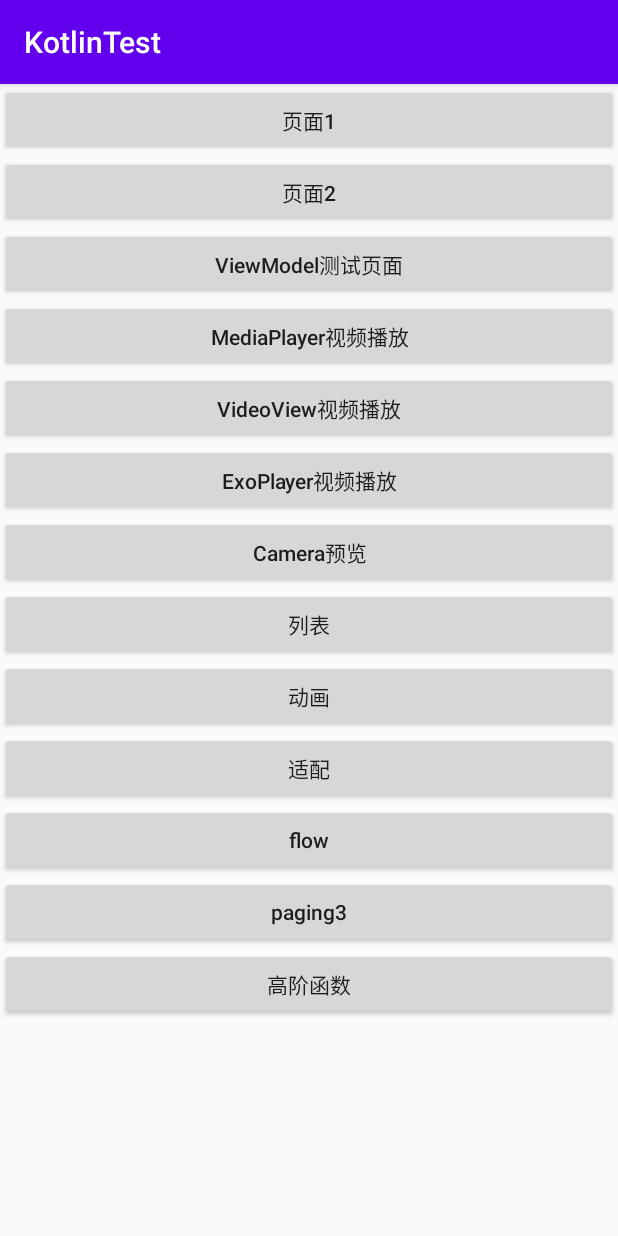
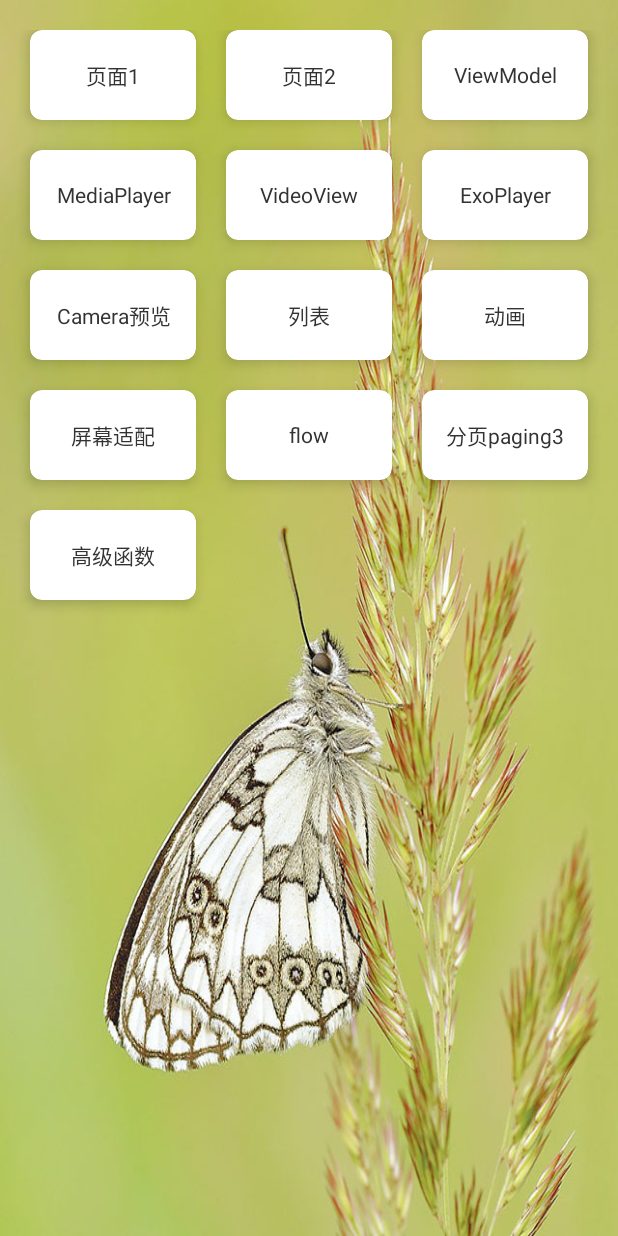
Before and after one commit to zhp475433752/KotlinTest, an Android app: the screen it shows after launch (MainActivity), on a phone screen of 412 x 824 dp. Run offline under Robolectric (Android 15) with nearby library versions, the phone set to English and light mode, and no system bars; libraries missing offline, so code that uses them is left out: com.alibaba.fastjson; 3 statements that could not run were skipped.

Commit message:
1.首页改造为沉浸式 2.首页改为列表Diff实现

```diff
--- a/app/src/main/AndroidManifest.xml
+++ b/app/src/main/AndroidManifest.xml
@@ -111,7 +111,9 @@
         <activity android:name=".Page2Activity" />
         <activity android:name=".Page1Activity" />
         <activity android:name=".proxy.ProxyActivity" />
-        <activity android:name=".MainActivity">
+        <activity android:name=".MainActivity"
+            android:theme="@style/Theme.AppCompat.NoActionBar"
+            >
             <intent-filter>
                 <action android:name="android.intent.action.MAIN" />
 
--- a/app/src/main/java/com/zwwl/kotlintest/MainActivity.kt
+++ b/app/src/main/java/com/zwwl/kotlintest/MainActivity.kt
@@ -1,8 +1,7 @@
 package com.zwwl.kotlintest
 
 import android.content.Intent
-import android.content.pm.ActivityInfo
-import android.os.Build
+import android.graphics.Color
 import android.os.Bundle
 import android.os.Handler
 import android.os.Message
@@ -34,6 +33,13 @@ class MainActivity : AppCompatActivity() {
     override fun onCreate(savedInstanceState: Bundle?) {
         super.onCreate(savedInstanceState)
         setContentView(R.layout.activity_main)
+        window.statusBarColor = Color.TRANSPARENT
+        // Hide the status bar.
+//        window.decorView.systemUiVisibility = View.SYSTEM_UI_FLAG_FULLSCREEN
+        // Remember that you should never show the action bar if the
+        // status bar is hidden, so hide that too if necessary.
+        actionBar?.hide()
+
         Log.d(TAG, "========onCreate")
 
         val human = Human(Gender.MALE)
@@ -86,23 +92,26 @@ class MainActivity : AppCompatActivity() {
     }
 
     private fun initView() {
-        button1.setOnClickListener {
-//            onToast()
-            onStartPage()
-        }
 
-        button2.setOnClickListener { startActivity(Intent(this, Page2Activity::class.java)) }
-        button3.setOnClickListener { startActivity(Intent(this, MainActivity2::class.java)) }
-        button4.setOnClickListener { startActivity(Intent(this, MediaPlayerActivity::class.java)) }
-        button5.setOnClickListener { startActivity(Intent(this, VideoViewActivity::class.java)) }
-        button6.setOnClickListener { startActivity(Intent(this, ExoPlayerActivity::class.java)) }
-        button7.setOnClickListener { startActivity(Intent(this, CameraActivity::class.java)) }
-        button8.setOnClickListener { startActivity(Intent(this, ListActivity::class.java)) }
-        button9.setOnClickListener { startActivity(Intent(this, MainAnimActivity::class.java)) }
-        button10.setOnClickListener { startActivity(Intent(this, AdaptationActivity::class.java)) }
-        button11.setOnClickListener { startActivity(Intent(this, FlowTestActivity::class.java)) }
-        button12.setOnClickListener { startActivity(Intent(this, Paging3Activity::class.java)) }
-        button13.setOnClickListener { startActivity(Intent(this, FuncActivity::class.java)) }
+        val adapter = MainAdapter()
+        main_recycler_view.adapter = adapter
+
+        val list: MutableList<MainBean> = mutableListOf()
+        list.add(MainBean("页面1", this::onStartPage))
+        list.add(MainBean("页面2") { startActivity(Intent(this, Page2Activity::class.java)) })
+        list.add(MainBean("ViewModel")  { startActivity(Intent(this, MainActivity2::class.java)) })
+        list.add(MainBean("MediaPlayer") { startActivity(Intent(this, MediaPlayerActivity::class.java)) })
+        list.add(MainBean("VideoView")  { startActivity(Intent(this, VideoViewActivity::class.java)) })
+        list.add(MainBean("ExoPlayer")  { startActivity(Intent(this, ExoPlayerActivity::class.java)) })
+        list.add(MainBean("Camera预览")  { startActivity(Intent(this, CameraActivity::class.java)) })
+        list.add(MainBean("列表")  { startActivity(Intent(this, ListActivity::class.java)) })
+        list.add(MainBean("动画") { startActivity(Intent(this, MainAnimActivity::class.java)) })
+        list.add(MainBean("屏幕适配") { startActivity(Intent(this, AdaptationActivity::class.java)) })
+        list.add(MainBean("flow")  { startActivity(Intent(this, FlowTestActivity::class.java)) })
+        list.add(MainBean("分页paging3")  { startActivity(Intent(this, Paging3Activity::class.java)) })
+        list.add(MainBean("高级函数")  { startActivity(Intent(this, FuncActivity::class.java)) })
+
+        adapter.submitList(list)
 
         threadTest()
     }
--- /dev/null
+++ b/app/src/main/java/com/zwwl/kotlintest/MainAdapter.kt
@@ -0,0 +1,45 @@
+package com.zwwl.kotlintest
+
+import android.view.LayoutInflater
+import android.view.View
+import android.view.ViewGroup
+import android.widget.TextView
+import androidx.recyclerview.widget.DiffUtil
+import androidx.recyclerview.widget.ListAdapter
+import androidx.recyclerview.widget.RecyclerView
+
+/**
+ * Created by zhanghuipeng on 2022/11/18.
+ */
+class MainAdapter : ListAdapter<MainBean, MainAdapter.MainViewHolder>(MainDiffCallback()) {
+
+    override fun onCreateViewHolder(parent: ViewGroup, viewType: Int): MainViewHolder {
+        return MainViewHolder(LayoutInflater.from(parent.context).inflate(R.layout.item_list_main, parent, false))
+    }
+
+    override fun onBindViewHolder(holder: MainViewHolder, position: Int) {
+        val mainBean = getItem(position)
+        holder.tv?.text = mainBean.title
+        holder.itemView.setOnClickListener { mainBean.func.invoke() }
+    }
+
+    class MainViewHolder(view: View): RecyclerView.ViewHolder(view){
+        var tv:TextView? = null
+        init {
+            tv = view.findViewById(R.id.item_list_main_tv)
+        }
+//        val tv: TextView = view.findViewById(R.id.item_list_main_tv)
+    }
+
+}
+
+private class MainDiffCallback: DiffUtil.ItemCallback<MainBean>() {
+    override fun areItemsTheSame(oldItem: MainBean, newItem: MainBean): Boolean {
+        return oldItem.title == newItem.title
+    }
+
+    override fun areContentsTheSame(oldItem: MainBean, newItem: MainBean): Boolean {
+        return oldItem == newItem
+    }
+
+}
--- /dev/null
+++ b/app/src/main/java/com/zwwl/kotlintest/MainBean.kt
@@ -0,0 +1,6 @@
+package com.zwwl.kotlintest
+
+/**
+ * Created by zhanghuipeng on 2022/11/18.
+ */
+data class MainBean(val title: String, val func: () -> Unit)
--- a/app/src/main/res/layout/activity_main.xml
+++ b/app/src/main/res/layout/activity_main.xml
@@ -1,102 +1,35 @@
 <?xml version="1.0" encoding="utf-8"?>
-<androidx.core.widget.NestedScrollView xmlns:android="http://schemas.android.com/apk/res/android"
+<androidx.coordinatorlayout.widget.CoordinatorLayout xmlns:android="http://schemas.android.com/apk/res/android"
     xmlns:app="http://schemas.android.com/apk/res-auto"
     xmlns:tools="http://schemas.android.com/tools"
     android:layout_width="match_parent"
     android:layout_height="match_parent"
+    android:fitsSystemWindows="true"
     android:orientation="vertical"
+    android:background="@drawable/animal_2"
     tools:context=".MainActivity">
+<!--    这是约束布局-->
+<!--   androidx.constraintlayout.widget.ConstraintLayout      -->
 
-    <LinearLayout
-        android:orientation="vertical"
+<!--    这是专门用来做上下滑动的坐标的-->
+<!--   androidx.coordinatorlayout.widget.CoordinatorLayout    -->
+
+<!--    <com.google.android.material.appbar.CollapsingToolbarLayout-->
+<!--        android:layout_width="match_parent"-->
+<!--        android:layout_height="match_parent"-->
+<!--        android:fitsSystemWindows="true">-->
+
+
+<!--    </com.google.android.material.appbar.CollapsingToolbarLayout>-->
+    <androidx.recyclerview.widget.RecyclerView
+        android:id="@+id/main_recycler_view"
+        app:layoutManager="androidx.recyclerview.widget.GridLayoutManager"
+        app:spanCount="3"
+        android:paddingTop="20dp"
+        android:layout_marginLeft="10dp"
+        android:layout_marginRight="10dp"
         android:layout_width="match_parent"
-        android:layout_height="wrap_content">
-        <Button
-            android:id="@+id/button1"
-            android:text="页面1"
-            android:layout_width="match_parent"
-            android:layout_height="wrap_content" />
+        android:layout_height="match_parent" />
 
-        <Button
-            android:id="@+id/button2"
-            android:text="页面2"
-            android:layout_width="match_parent"
-            android:layout_height="wrap_content" />
 
-        <Button
-            android:id="@+id/button3"
-            android:textAllCaps="false"
-            android:text="ViewModel测试页面"
-            android:layout_width="match_parent"
-            android:layout_height="wrap_content" />
-
-        <Button
-            android:id="@+id/button4"
-            android:textAllCaps="false"
-            android:text="MediaPlayer视频播放"
-            android:layout_width="match_parent"
-            android:layout_height="wrap_content" />
-
-        <Button
-            android:id="@+id/button5"
-            android:textAllCaps="false"
-            android:text="VideoView视频播放"
-            android:layout_width="match_parent"
-            android:layout_height="wrap_content" />
-
-        <Button
-            android:id="@+id/button6"
-            android:textAllCaps="false"
-            android:text="ExoPlayer视频播放"
-            android:layout_width="match_parent"
-            android:layout_height="wrap_content" />
-
-        <Button
-            android:id="@+id/button7"
-            android:textAllCaps="false"
-            android:text="Camera预览"
-            android:layout_width="match_parent"
-            android:layout_height="wrap_content" />
-
-        <Button
-            android:id="@+id/button8"
-            android:textAllCaps="false"
-            android:text="列表"
-            android:layout_width="match_parent"
-            android:layout_height="wrap_content" />
-
-        <Button
-            android:id="@+id/button9"
-            android:textAllCaps="false"
-            android:text="动画"
-            android:layout_width="match_parent"
-            android:layout_height="wrap_content" />
-
-        <Button
-            android:id="@+id/button10"
-            android:textAllCaps="false"
-            android:text="适配"
-            android:layout_width="match_parent"
-            android:layout_height="wrap_content" />
-        <Button
-            android:id="@+id/button11"
-            android:textAllCaps="false"
-            android:text="flow"
-            android:layout_width="match_parent"
-            android:layout_height="wrap_content" />
-        <Button
-            android:id="@+id/button12"
-            android:textAllCaps="false"
-            android:text="paging3"
-            android:layout_width="match_parent"
-            android:layout_height="wrap_content" />
-        <Button
-            android:id="@+id/button13"
-            android:textAllCaps="false"
-            android:text="高阶函数"
-            android:layout_width="match_parent"
-            android:layout_height="wrap_content" />
-
-    </LinearLayout>
-
-</androidx.core.widget.NestedScrollView>
+</androidx.coordinatorlayout.widget.CoordinatorLayout>
--- /dev/null
+++ b/app/src/main/res/layout/item_list_main.xml
@@ -0,0 +1,36 @@
+<?xml version="1.0" encoding="utf-8"?>
+<com.google.android.material.card.MaterialCardView xmlns:android="http://schemas.android.com/apk/res/android"
+    android:layout_width="match_parent"
+    android:layout_height="60dp"
+    android:layout_marginStart="10dp"
+    android:layout_marginEnd="10dp"
+    android:layout_marginBottom="20dp"
+    app:cardElevation="5dp"
+    app:cardCornerRadius="8dp"
+    android:theme="@style/Theme.MaterialComponents"
+    app:cardBackgroundColor="@color/cardview_light_background"
+    app:rippleColor="@color/colorAccent"
+    app:cardPreventCornerOverlap="false"
+    xmlns:app="http://schemas.android.com/apk/res-auto">
+<!--  如果你的主题是 AppCompat, MaterialCardView 必须要加 android:theme="@style/Theme.MaterialComponents" -->
+
+    <androidx.constraintlayout.widget.ConstraintLayout
+        android:layout_width="match_parent"
+        android:layout_height="match_parent" >
+
+        <TextView
+            android:id="@+id/item_list_main_tv"
+            android:gravity="center"
+            android:textSize="14sp"
+            android:text="我是测试文字"
+            android:padding="5dp"
+            android:textColor="#333333"
+            android:ellipsize="marquee"
+            app:layout_constraintLeft_toLeftOf="parent"
+            app:layout_constraintTop_toTopOf="parent"
+            android:layout_width="match_parent"
+            android:layout_height="match_parent" />
+
+    </androidx.constraintlayout.widget.ConstraintLayout>
+
+</com.google.android.material.card.MaterialCardView>
```
